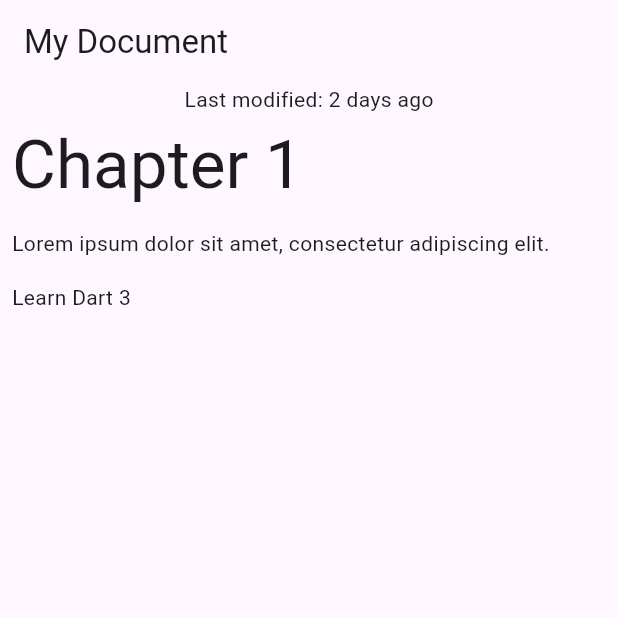
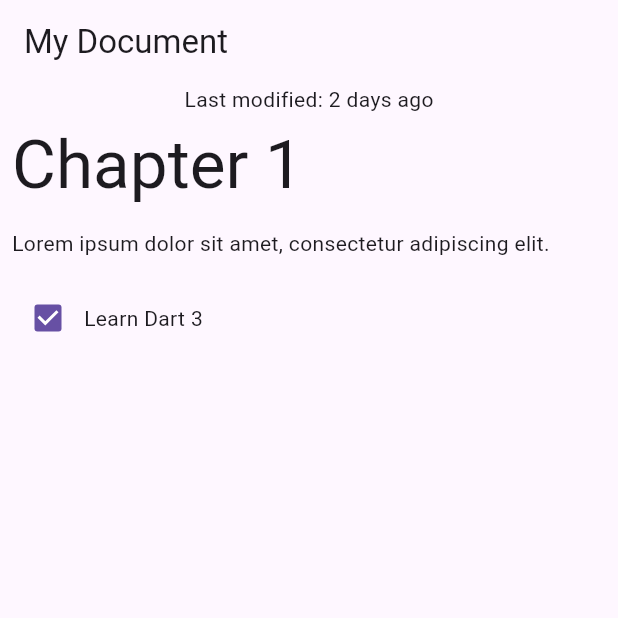
Before and after one commit to zddarova/dart_patterns_codelab, a Flutter app: the screen it shows after launch, on a phone screen of 412 x 824 dp, the top half of it. Run offline on Flutter 3.47's test engine with Material 2 defaults, Android fonts, the phone set to English and light mode, and no system bars.

Commit message:
completed step 12

```diff
--- a/lib/data.dart
+++ b/lib/data.dart
@@ -50,19 +50,37 @@ class Document {
 // }
 }
 
-class Block {
-  final String type;
+sealed class Block {
+  Block();
+
+  factory Block.fromJson(Map<String, Object?> json) {
+    return switch (json) {
+      {'type': 'h1', 'text': String text} => HeaderBlock(text),
+      {'type': 'p', 'text': String text} => ParagraphBlock(text),
+      {'type': 'checkbox', 'text': String text, 'checked': bool checked} =>
+          CheckboxBlock(text, checked),
+      _ => throw const FormatException('Unexpected JSON format'),
+    };
+  }
+}
+
+class HeaderBlock extends Block {
   final String text;
 
-  Block(this.type, this.text);
+  HeaderBlock(this.text);
+}
 
-  factory Block.fromJson(Map<String, dynamic> json) {
-    if (json case {'type': var type, 'text': var text}) {
-      return Block(type, text);
-    } else {
-      throw const FormatException('Unexpected JSON format');
-    }
-  }
+class ParagraphBlock extends Block {
+  final String text;
+
+  ParagraphBlock(this.text);
+}
+
+class CheckboxBlock extends Block {
+  final String text;
+  final bool isChecked;
+
+  CheckboxBlock(this.text, this.isChecked);
 }
 
 const documentJson = '''
@@ -82,7 +100,7 @@ const documentJson = '''
     },
     {
       "type": "checkbox",
-      "checked": false,
+      "checked": true,
       "text": "Learn Dart 3"
     }
   ]
--- a/lib/main.dart
+++ b/lib/main.dart
@@ -66,32 +66,61 @@ class BlockWidget extends StatelessWidget {
 
   @override
   Widget build(BuildContext context) {
-    TextStyle? textStyle;
-
-    textStyle = switch (block.type) {
-      'h1' => Theme.of(context).textTheme.displayMedium,
-      'p' || 'checkbox' => Theme.of(context).textTheme.bodyMedium,
-      _ => Theme.of(context).textTheme.bodySmall
-    };
-
-    // switch (block.type) {
-    //   case 'h1':
-    //     textStyle = Theme.of(context).textTheme.displayMedium;
-    //   case 'p' || 'checkbox':
-    //     textStyle = Theme.of(context).textTheme.bodyMedium;
-    //   case _:
-    //     textStyle = Theme.of(context).textTheme.bodySmall;
-    // }
-
     return Container(
       margin: const EdgeInsets.all(8),
-      child: Text(
-        block.text,
-        style: textStyle,
-      ),
+      child: switch (block) {
+        HeaderBlock(:var text) => Text(
+            text,
+            style: Theme.of(context).textTheme.displayMedium,
+          ),
+        ParagraphBlock(:var text) => Text(text),
+        CheckboxBlock(:var text, :var isChecked) => Row(
+            children: [
+              Checkbox(value: isChecked, onChanged: (_) {}),
+              Text(text),
+            ],
+          ),
+      },
     );
   }
 }
+
+// class BlockWidget extends StatelessWidget {
+//   final Block block;
+//
+//   const BlockWidget({
+//     required this.block,
+//     Key? key,
+//   }) : super(key: key);
+//
+//   @override
+//   Widget build(BuildContext context) {
+//     TextStyle? textStyle;
+//
+//     textStyle = switch (block.type) {
+//       'h1' => Theme.of(context).textTheme.displayMedium,
+//       'p' || 'checkbox' => Theme.of(context).textTheme.bodyMedium,
+//       _ => Theme.of(context).textTheme.bodySmall
+//     };
+//
+//     // switch (block.type) {
+//     //   case 'h1':
+//     //     textStyle = Theme.of(context).textTheme.displayMedium;
+//     //   case 'p' || 'checkbox':
+//     //     textStyle = Theme.of(context).textTheme.bodyMedium;
+//     //   case _:
+//     //     textStyle = Theme.of(context).textTheme.bodySmall;
+//     // }
+//
+//     return Container(
+//       margin: const EdgeInsets.all(8),
+//       child: Text(
+//         block.text,
+//         style: textStyle,
+//       ),
+//     );
+//   }
+// }
 
 String formatDate(DateTime dateTime) {
   var today = DateTime.now();
```
